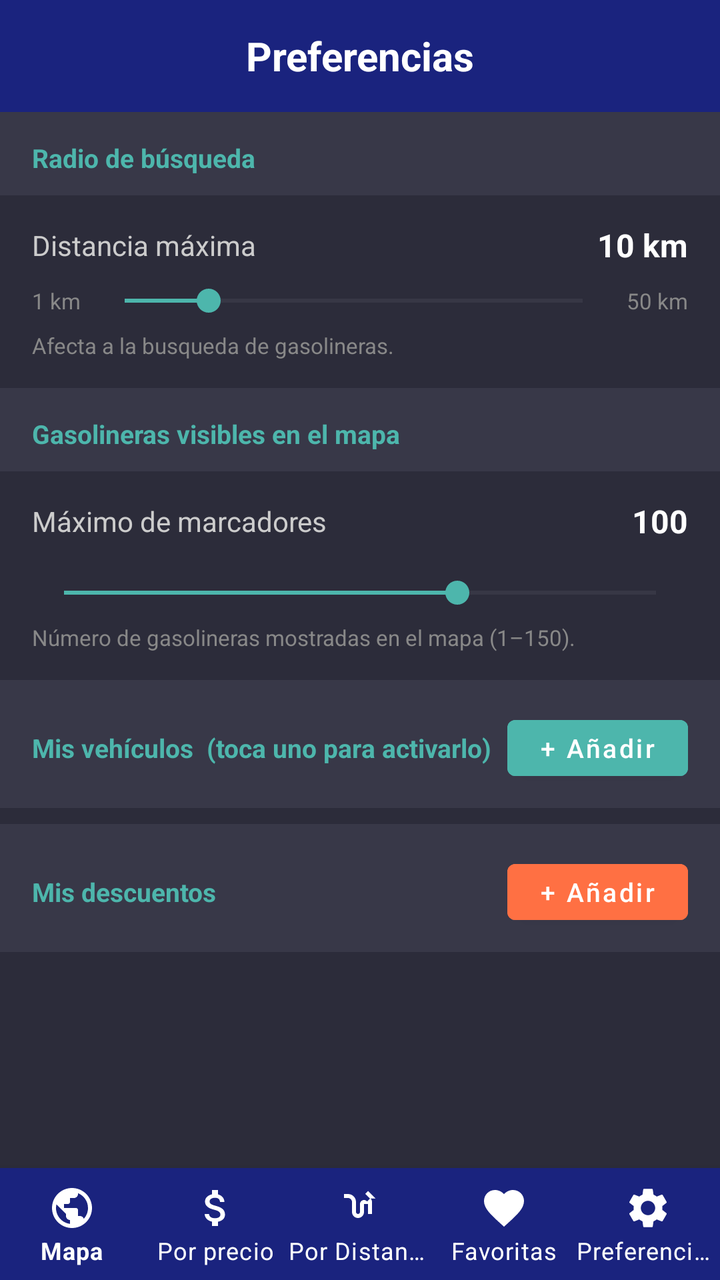
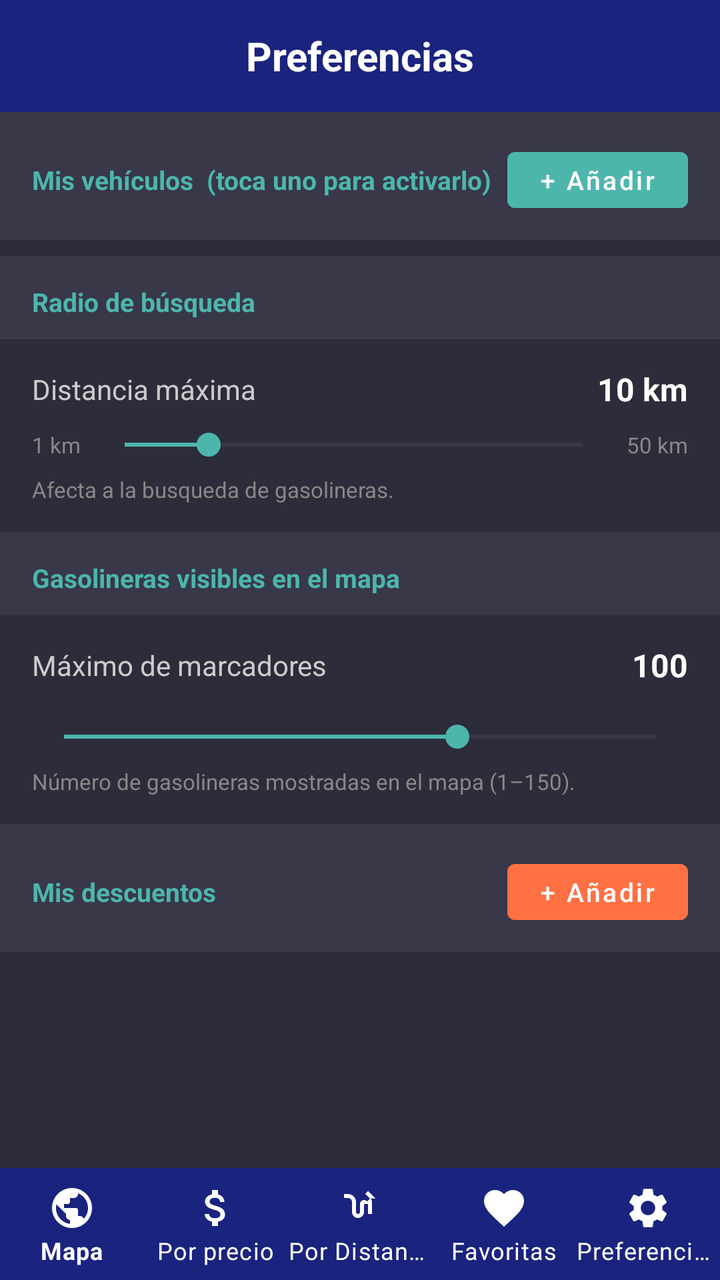

Screens rendered from an Android XML layout before and after an edit, with the pre-edit source and the edit as a unified diff.
<!-- AndroidManifest.xml: application theme Theme.AhorraGas -->
<!-- res/layout/activity_preferences.xml -->
<?xml version="1.0" encoding="utf-8"?>
<androidx.coordinatorlayout.widget.CoordinatorLayout
    xmlns:android="http://schemas.android.com/apk/res/android"
    xmlns:app="http://schemas.android.com/apk/res-auto"
    android:layout_width="match_parent"
    android:layout_height="match_parent"
    android:background="#2C2C3A">

    <LinearLayout
        android:layout_width="match_parent"
        android:layout_height="match_parent"
        android:orientation="vertical">

        
        <LinearLayout
            android:layout_width="match_parent"
            android:layout_height="56dp"
            android:background="#1A237E"
            android:gravity="center"
            android:paddingHorizontal="16dp">

            <TextView
                android:layout_width="match_parent"
                android:layout_height="wrap_content"
                android:text="Preferencias"
                android:textColor="#FFFFFF"
                android:textSize="20sp"
                android:textStyle="bold"
                android:gravity="center" />
        </LinearLayout>

        <androidx.core.widget.NestedScrollView
            android:layout_width="match_parent"
            android:layout_height="0dp"
            android:layout_weight="1">

            <LinearLayout
                android:layout_width="match_parent"
                android:layout_height="wrap_content"
                android:orientation="vertical"
                android:paddingBottom="88dp">

                
                
                
                <TextView
                    android:layout_width="match_parent"
                    android:layout_height="wrap_content"
                    android:text="Radio de búsqueda"
                    android:textColor="#4DB6AC"
                    android:textSize="13sp"
                    android:textStyle="bold"
                    android:paddingHorizontal="16dp"
                    android:paddingTop="14dp"
                    android:paddingBottom="10dp"
                    android:background="#383848" />

                <LinearLayout
                    android:layout_width="match_parent"
                    android:layout_height="wrap_content"
                    android:orientation="vertical"
                    android:background="#2C2C3A"
                    android:paddingHorizontal="16dp"
                    android:paddingTop="14dp"
                    android:paddingBottom="14dp">

                    <LinearLayout
                        android:layout_width="match_parent"
                        android:layout_height="wrap_content"
                        android:orientation="horizontal"
                        android:gravity="center_vertical"
                        android:layout_marginBottom="8dp">

                        <TextView
                            android:layout_width="0dp"
                            android:layout_height="wrap_content"
                            android:layout_weight="1"
                            android:text="Distancia máxima"
                            android:textColor="#CCCCCC"
                            android:textSize="14sp" />

                        <TextView
                            android:id="@+id/tvRadiusValue"
                            android:layout_width="wrap_content"
                            android:layout_height="wrap_content"
                            android:text="10 km"
                            android:textColor="#FFFFFF"
                            android:textSize="16sp"
                            android:textStyle="bold" />
                    </LinearLayout>

                    <LinearLayout
                        android:layout_width="match_parent"
                        android:layout_height="wrap_content"
                        android:orientation="horizontal"
                        android:gravity="center_vertical">

                        <TextView
                            android:layout_width="wrap_content"
                            android:layout_height="wrap_content"
                            android:text="1 km"
                            android:textColor="#888888"
                            android:textSize="11sp"
                            android:layout_marginEnd="6dp" />

                        <SeekBar
                            android:id="@+id/seekBarRadius"
                            android:layout_width="0dp"
                            android:layout_height="wrap_content"
                            android:layout_weight="1"
                            android:max="49"
                            android:progress="9"
                            android:thumbTint="#4DB6AC"
                            android:progressTint="#4DB6AC"
                            android:progressBackgroundTint="#555566" />

                        <TextView
                            android:layout_width="wrap_content"
                            android:layout_height="wrap_content"
                            android:text="50 km"
                            android:textColor="#888888"
                            android:textSize="11sp"
                            android:layout_marginStart="6dp" />
                    </LinearLayout>

                    <TextView
                        android:layout_width="match_parent"
                        android:layout_height="wrap_content"
                        android:layout_marginTop="6dp"
                        android:text="Afecta a la busqueda de gasolineras."
                        android:textColor="#888888"
                        android:textSize="11sp" />
                </LinearLayout>

                
                
                
                <TextView
                    android:layout_width="match_parent"
                    android:layout_height="wrap_content"
                    android:text="Gasolineras visibles en el mapa"
                    android:textColor="#4DB6AC"
                    android:textSize="13sp"
                    android:textStyle="bold"
                    android:paddingHorizontal="16dp"
                    android:paddingTop="14dp"
                    android:paddingBottom="10dp"
                    android:background="#383848" />

                <LinearLayout
                    android:layout_width="match_parent"
                    android:layout_height="wrap_content"
                    android:orientation="vertical"
                    android:background="#2C2C3A"
                    android:paddingHorizontal="16dp"
                    android:paddingTop="14dp"
                    android:paddingBottom="14dp">

                    <LinearLayout
                        android:layout_width="match_parent"
                        android:layout_height="wrap_content"
                        android:orientation="horizontal"
                        android:gravity="center_vertical"
                        android:layout_marginBottom="8dp">

                        <TextView
                            android:layout_width="0dp"
                            android:layout_height="wrap_content"
                            android:layout_weight="1"
                            android:text="Máximo de marcadores"
                            android:textColor="#CCCCCC"
                            android:textSize="14sp" />

                        <TextView
                            android:id="@+id/tvMarkersValue"
                            android:layout_width="wrap_content"
                            android:layout_height="wrap_content"
                            android:text="100"
                            android:textColor="#FFFFFF"
                            android:textSize="16sp"
                            android:textStyle="bold" />
                    </LinearLayout>

                    <SeekBar
                        android:id="@+id/seekBarMarkers"
                        android:layout_width="match_parent"
                        android:layout_height="wrap_content"
                        android:layout_marginTop="8dp"
                        android:max="149"
                        android:progress="99"
                        android:thumbTint="#4DB6AC"
                        android:progressTint="#4DB6AC"
                        android:progressBackgroundTint="#555566" />

                    <TextView
                        android:layout_width="match_parent"
                        android:layout_height="wrap_content"
                        android:layout_marginTop="6dp"
                        android:text="Número de gasolineras mostradas en el mapa (1–150)."
                        android:textColor="#888888"
                        android:textSize="11sp" />
                </LinearLayout>

                
                
                
                <LinearLayout
                    android:layout_width="match_parent"
                    android:layout_height="wrap_content"
                    android:orientation="horizontal"
                    android:gravity="center_vertical"
                    android:background="#383848"
                    android:paddingHorizontal="16dp"
                    android:paddingTop="14dp"
                    android:paddingBottom="10dp">

                    <TextView
                        android:layout_width="0dp"
                        android:layout_height="wrap_content"
                        android:layout_weight="1"
                        android:text="Mis vehículos  (toca uno para activarlo)"
                        android:textColor="#4DB6AC"
                        android:textSize="13sp"
                        android:textStyle="bold" />

                    <Button
                        android:id="@+id/btnAddVehicle"
                        android:layout_width="wrap_content"
                        android:layout_height="40dp"
                        android:text="+ Añadir"
                        android:textAllCaps="false"
                        android:textSize="13sp"
                        android:gravity="center"
                        android:backgroundTint="#4DB6AC"
                        android:textColor="#FFFFFF"
                        android:paddingHorizontal="16dp" />
                </LinearLayout>

                <LinearLayout
                    android:id="@+id/vehicleListContainer"
                    android:layout_width="match_parent"
                    android:layout_height="wrap_content"
                    android:orientation="vertical"
                    android:paddingHorizontal="12dp"
                    android:paddingTop="8dp" />

                
                
                
                <LinearLayout
                    android:layout_width="match_parent"
                    android:layout_height="wrap_content"
                    android:orientation="horizontal"
                    android:gravity="center_vertical"
                    android:background="#383848"
                    android:paddingHorizontal="16dp"
                    android:paddingTop="14dp"
                    android:paddingBottom="10dp">

                    <TextView
                        android:layout_width="0dp"
                        android:layout_height="wrap_content"
                        android:layout_weight="1"
                        android:text="Mis descuentos"
                        android:textColor="#4DB6AC"
                        android:textSize="13sp"
                        android:textStyle="bold" />

                    <Button
                        android:id="@+id/btnAddDiscount"
                        android:layout_width="wrap_content"
                        android:layout_height="40dp"
                        android:text="+ Añadir"
                        android:textAllCaps="false"
                        android:textSize="13sp"
                        android:gravity="center"
                        android:backgroundTint="#FF7043"
                        android:textColor="#FFFFFF"
                        android:paddingHorizontal="16dp" />
                </LinearLayout>

                <LinearLayout
                    android:id="@+id/discountListContainer"
                    android:layout_width="match_parent"
                    android:layout_height="wrap_content"
                    android:orientation="vertical"
                    android:paddingHorizontal="12dp"
                    android:paddingTop="8dp" />

            </LinearLayout>
        </androidx.core.widget.NestedScrollView>

        <com.google.android.material.bottomnavigation.BottomNavigationView
            android:id="@+id/bottomNavPrefs"
            android:layout_width="match_parent"
            android:layout_height="wrap_content"
            android:background="#1A237E"
            app:menu="@menu/bottom_nav_menu"
            app:itemIconTint="@color/white"
            app:itemTextColor="@color/white"
            app:labelVisibilityMode="labeled" />

    </LinearLayout>

</androidx.coordinatorlayout.widget.CoordinatorLayout>
<!-- resources referenced by this layout -->
<resources>
  <color name="white">#FFFFFF</color>
  <style name="Theme.AhorraGas" parent="Theme.MaterialComponents.DayNight.NoActionBar">
          <item name="colorPrimary">@color/primary</item>
          <item name="colorPrimaryVariant">@color/primary_dark</item>
          <item name="colorOnPrimary">@color/white</item>
          <item name="colorSecondary">@color/secondary</item>
          <item name="colorOnSecondary">@color/white</item>
          <item name="android:statusBarColor">@color/primary_dark</item>
      </style>
  <color name="primary">#1565C0</color>
  <color name="primary_dark">#0D47A1</color>
  <color name="secondary">#FF9800</color>
</resources>

<!-- the commit's change to res/layout/activity_preferences.xml (unified diff, before → after) -->
@@ -39,167 +39,6 @@
                 android:layout_height="wrap_content"
                 android:orientation="vertical"
                 android:paddingBottom="88dp">
-
-                
-                
-                
-                <TextView
-                    android:layout_width="match_parent"
-                    android:layout_height="wrap_content"
-                    android:text="Radio de búsqueda"
-                    android:textColor="#4DB6AC"
-                    android:textSize="13sp"
-                    android:textStyle="bold"
-                    android:paddingHorizontal="16dp"
-                    android:paddingTop="14dp"
-                    android:paddingBottom="10dp"
-                    android:background="#383848" />
-
-                <LinearLayout
-                    android:layout_width="match_parent"
-                    android:layout_height="wrap_content"
-                    android:orientation="vertical"
-                    android:background="#2C2C3A"
-                    android:paddingHorizontal="16dp"
-                    android:paddingTop="14dp"
-                    android:paddingBottom="14dp">
-
-                    <LinearLayout
-                        android:layout_width="match_parent"
-                        android:layout_height="wrap_content"
-                        android:orientation="horizontal"
-                        android:gravity="center_vertical"
-                        android:layout_marginBottom="8dp">
-
-                        <TextView
-                            android:layout_width="0dp"
-                            android:layout_height="wrap_content"
-                            android:layout_weight="1"
-                            android:text="Distancia máxima"
-                            android:textColor="#CCCCCC"
-                            android:textSize="14sp" />
-
-                        <TextView
-                            android:id="@+id/tvRadiusValue"
-                            android:layout_width="wrap_content"
-                            android:layout_height="wrap_content"
-                            android:text="10 km"
-                            android:textColor="#FFFFFF"
-                            android:textSize="16sp"
-                            android:textStyle="bold" />
-                    </LinearLayout>
-
-                    <LinearLayout
-                        android:layout_width="match_parent"
-                        android:layout_height="wrap_content"
-                        android:orientation="horizontal"
-                        android:gravity="center_vertical">
-
-                        <TextView
-                            android:layout_width="wrap_content"
-                            android:layout_height="wrap_content"
-                            android:text="1 km"
-                            android:textColor="#888888"
-                            android:textSize="11sp"
-                            android:layout_marginEnd="6dp" />
-
-                        <SeekBar
-                            android:id="@+id/seekBarRadius"
-                            android:layout_width="0dp"
-                            android:layout_height="wrap_content"
-                            android:layout_weight="1"
-                            android:max="49"
-                            android:progress="9"
-                            android:thumbTint="#4DB6AC"
-                            android:progressTint="#4DB6AC"
-                            android:progressBackgroundTint="#555566" />
-
-                        <TextView
-                            android:layout_width="wrap_content"
-                            android:layout_height="wrap_content"
-                            android:text="50 km"
-                            android:textColor="#888888"
-                            android:textSize="11sp"
-                            android:layout_marginStart="6dp" />
-                    </LinearLayout>
-
-                    <TextView
-                        android:layout_width="match_parent"
-                        android:layout_height="wrap_content"
-                        android:layout_marginTop="6dp"
-                        android:text="Afecta a la busqueda de gasolineras."
-                        android:textColor="#888888"
-                        android:textSize="11sp" />
-                </LinearLayout>
-
-                
-                
-                
-                <TextView
-                    android:layout_width="match_parent"
-                    android:layout_height="wrap_content"
-                    android:text="Gasolineras visibles en el mapa"
-                    android:textColor="#4DB6AC"
-                    android:textSize="13sp"
-                    android:textStyle="bold"
-                    android:paddingHorizontal="16dp"
-                    android:paddingTop="14dp"
-                    android:paddingBottom="10dp"
-                    android:background="#383848" />
-
-                <LinearLayout
-                    android:layout_width="match_parent"
-                    android:layout_height="wrap_content"
-                    android:orientation="vertical"
-                    android:background="#2C2C3A"
-                    android:paddingHorizontal="16dp"
-                    android:paddingTop="14dp"
-                    android:paddingBottom="14dp">
-
-                    <LinearLayout
-                        android:layout_width="match_parent"
-                        android:layout_height="wrap_content"
-                        android:orientation="horizontal"
-                        android:gravity="center_vertical"
-                        android:layout_marginBottom="8dp">
-
-                        <TextView
-                            android:layout_width="0dp"
-                            android:layout_height="wrap_content"
-                            android:layout_weight="1"
-                            android:text="Máximo de marcadores"
-                            android:textColor="#CCCCCC"
-                            android:textSize="14sp" />
-
-                        <TextView
-                            android:id="@+id/tvMarkersValue"
-                            android:layout_width="wrap_content"
-                            android:layout_height="wrap_content"
-                            android:text="100"
-                            android:textColor="#FFFFFF"
-                            android:textSize="16sp"
-                            android:textStyle="bold" />
-                    </LinearLayout>
-
-                    <SeekBar
-                        android:id="@+id/seekBarMarkers"
-                        android:layout_width="match_parent"
-                        android:layout_height="wrap_content"
-                        android:layout_marginTop="8dp"
-                        android:max="149"
-                        android:progress="99"
-                        android:thumbTint="#4DB6AC"
-                        android:progressTint="#4DB6AC"
-                        android:progressBackgroundTint="#555566" />
-
-                    <TextView
-                        android:layout_width="match_parent"
-                        android:layout_height="wrap_content"
-                        android:layout_marginTop="6dp"
-                        android:text="Número de gasolineras mostradas en el mapa (1–150)."
-                        android:textColor="#888888"
-                        android:textSize="11sp" />
-                </LinearLayout>
 
                 
                 
@@ -247,6 +86,167 @@
                 
                 
                 
+                <TextView
+                    android:layout_width="match_parent"
+                    android:layout_height="wrap_content"
+                    android:text="Radio de búsqueda"
+                    android:textColor="#4DB6AC"
+                    android:textSize="13sp"
+                    android:textStyle="bold"
+                    android:paddingHorizontal="16dp"
+                    android:paddingTop="14dp"
+                    android:paddingBottom="10dp"
+                    android:background="#383848" />
+
+                <LinearLayout
+                    android:layout_width="match_parent"
+                    android:layout_height="wrap_content"
+                    android:orientation="vertical"
+                    android:background="#2C2C3A"
+                    android:paddingHorizontal="16dp"
+                    android:paddingTop="14dp"
+                    android:paddingBottom="14dp">
+
+                    <LinearLayout
+                        android:layout_width="match_parent"
+                        android:layout_height="wrap_content"
+                        android:orientation="horizontal"
+                        android:gravity="center_vertical"
+                        android:layout_marginBottom="8dp">
+
+                        <TextView
+                            android:layout_width="0dp"
+                            android:layout_height="wrap_content"
+                            android:layout_weight="1"
+                            android:text="Distancia máxima"
+                            android:textColor="#CCCCCC"
+                            android:textSize="14sp" />
+
+                        <TextView
+                            android:id="@+id/tvRadiusValue"
+                            android:layout_width="wrap_content"
+                            android:layout_height="wrap_content"
+                            android:text="10 km"
+                            android:textColor="#FFFFFF"
+                            android:textSize="16sp"
+                            android:textStyle="bold" />
+                    </LinearLayout>
+
+                    <LinearLayout
+                        android:layout_width="match_parent"
+                        android:layout_height="wrap_content"
+                        android:orientation="horizontal"
+                        android:gravity="center_vertical">
+
+                        <TextView
+                            android:layout_width="wrap_content"
+                            android:layout_height="wrap_content"
+                            android:text="1 km"
+                            android:textColor="#888888"
+                            android:textSize="11sp"
+                            android:layout_marginEnd="6dp" />
+
+                        <SeekBar
+                            android:id="@+id/seekBarRadius"
+                            android:layout_width="0dp"
+                            android:layout_height="wrap_content"
+                            android:layout_weight="1"
+                            android:max="49"
+                            android:progress="9"
+                            android:thumbTint="#4DB6AC"
+                            android:progressTint="#4DB6AC"
+                            android:progressBackgroundTint="#555566" />
+
+                        <TextView
+                            android:layout_width="wrap_content"
+                            android:layout_height="wrap_content"
+                            android:text="50 km"
+                            android:textColor="#888888"
+                            android:textSize="11sp"
+                            android:layout_marginStart="6dp" />
+                    </LinearLayout>
+
+                    <TextView
+                        android:layout_width="match_parent"
+                        android:layout_height="wrap_content"
+                        android:layout_marginTop="6dp"
+                        android:text="Afecta a la busqueda de gasolineras."
+                        android:textColor="#888888"
+                        android:textSize="11sp" />
+                </LinearLayout>
+
+                
+                
+                
+                <TextView
+                    android:layout_width="match_parent"
+                    android:layout_height="wrap_content"
+                    android:text="Gasolineras visibles en el mapa"
+                    android:textColor="#4DB6AC"
+                    android:textSize="13sp"
+                    android:textStyle="bold"
+                    android:paddingHorizontal="16dp"
+                    android:paddingTop="14dp"
+                    android:paddingBottom="10dp"
+                    android:background="#383848" />
+
+                <LinearLayout
+                    android:layout_width="match_parent"
+                    android:layout_height="wrap_content"
+                    android:orientation="vertical"
+                    android:background="#2C2C3A"
+                    android:paddingHorizontal="16dp"
+                    android:paddingTop="14dp"
+                    android:paddingBottom="14dp">
+
+                    <LinearLayout
+                        android:layout_width="match_parent"
+                        android:layout_height="wrap_content"
+                        android:orientation="horizontal"
+                        android:gravity="center_vertical"
+                        android:layout_marginBottom="8dp">
+
+                        <TextView
+                            android:layout_width="0dp"
+                            android:layout_height="wrap_content"
+                            android:layout_weight="1"
+                            android:text="Máximo de marcadores"
+                            android:textColor="#CCCCCC"
+                            android:textSize="14sp" />
+
+                        <TextView
+                            android:id="@+id/tvMarkersValue"
+                            android:layout_width="wrap_content"
+                            android:layout_height="wrap_content"
+                            android:text="100"
+                            android:textColor="#FFFFFF"
+                            android:textSize="16sp"
+                            android:textStyle="bold" />
+                    </LinearLayout>
+
+                    <SeekBar
+                        android:id="@+id/seekBarMarkers"
+                        android:layout_width="match_parent"
+                        android:layout_height="wrap_content"
+                        android:layout_marginTop="8dp"
+                        android:max="149"
+                        android:progress="99"
+                        android:thumbTint="#4DB6AC"
+                        android:progressTint="#4DB6AC"
+                        android:progressBackgroundTint="#555566" />
+
+                    <TextView
+                        android:layout_width="match_parent"
+                        android:layout_height="wrap_content"
+                        android:layout_marginTop="6dp"
+                        android:text="Número de gasolineras mostradas en el mapa (1–150)."
+                        android:textColor="#888888"
+                        android:textSize="11sp" />
+                </LinearLayout>
+
+                
+                
+                
                 <LinearLayout
                     android:layout_width="match_parent"
                     android:layout_height="wrap_content"
